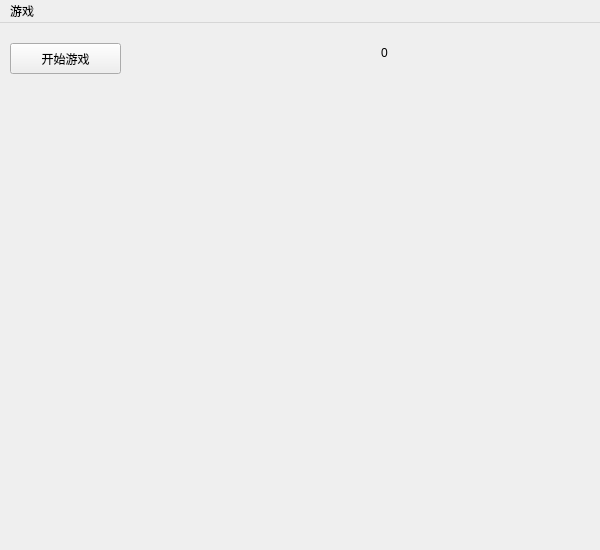
Qt form gamemainwindow.ui (Azure-Sora/FlappyBird) before a commit; both pictures show x 0 to 600 and y 0 to 550 of the 800 by 800 pixel window.
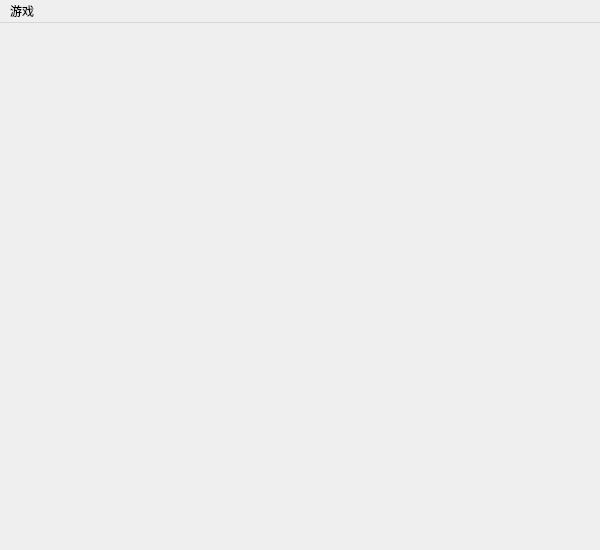
The same form after that commit.

Patch:
```diff
--- a/gamemainwindow.ui
+++ b/gamemainwindow.ui
@@ -17,30 +17,20 @@
    <widget class="QPushButton" name="btnStartGame">
     <property name="geometry">
      <rect>
-      <x>10</x>
-      <y>20</y>
-      <width>111</width>
-      <height>31</height>
-     </rect>
-    </property>
-    <property name="text">
-     <string>开始游戏</string>
-    </property>
-   </widget>
-   <widget class="QLabel" name="scoreLabel">
-    <property name="geometry">
-     <rect>
       <x>350</x>
-      <y>20</y>
-      <width>69</width>
-      <height>19</height>
+      <y>350</y>
+      <width>100</width>
+      <height>100</height>
      </rect>
     </property>
+    <property name="styleSheet">
+     <string notr="true">background:transparent;</string>
+    </property>
     <property name="text">
-     <string>0</string>
+     <string/>
     </property>
-    <property name="alignment">
-     <set>Qt::AlignCenter</set>
+    <property name="flat">
+     <bool>true</bool>
     </property>
    </widget>
   </widget>
```
Left out of the diff: 2 changed lines with no effect on the pictures.
